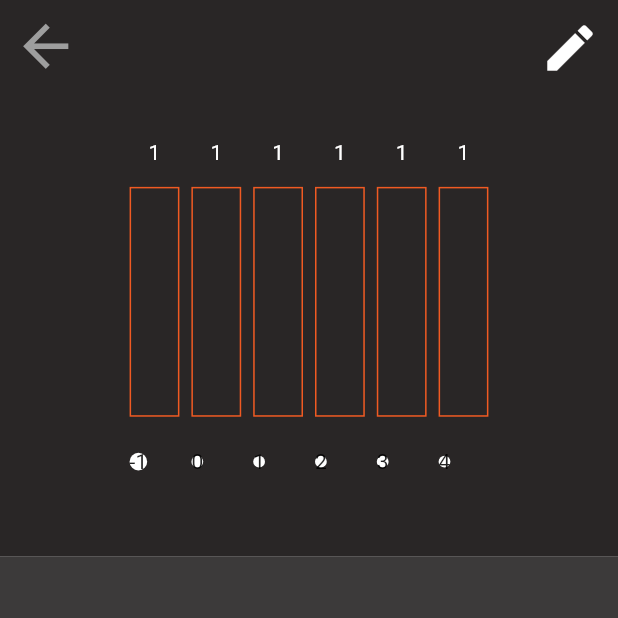
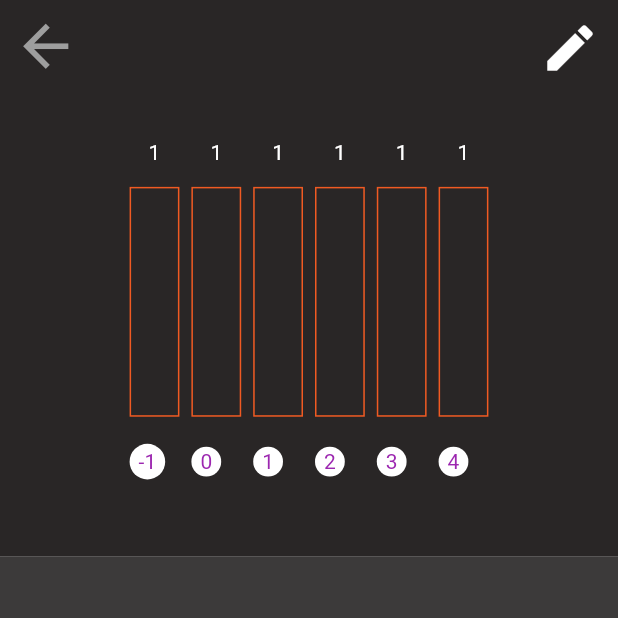
Before and after one commit to Icefenix7198/CITM-API-MTG_Moviles, a Flutter app: the UserScreenDeck screen opened by its route, on a phone screen of 412 x 824 dp, the top half of it. Run offline on Flutter 3.47's test engine with Material 2 defaults, Android fonts, the phone set to English and light mode, and no system bars.

Commit message:
Numbers to change Deck

```diff
--- a/api_mtg/lib/Screens/user_deck_screen.dart
+++ b/api_mtg/lib/Screens/user_deck_screen.dart
@@ -122,13 +122,14 @@ class _UserScreenDeckState extends State<UserScreenDeck> {
                                                   child: Stack(
                                                     children: [
                                                       Container(
+                                                        padding: EdgeInsets.all(6),
                                                         decoration:
                                                             const BoxDecoration(
                                                                 shape: BoxShape
                                                                     .circle,
                                                                 color: Colors
                                                                     .white),
-                                                        child: Text("${i - 1}"),
+                                                        child: Text("${i - 1}", style: TextStyle(color: Colors.purple),),
                                                       ),
                                                     ],
                                                   ),
```
